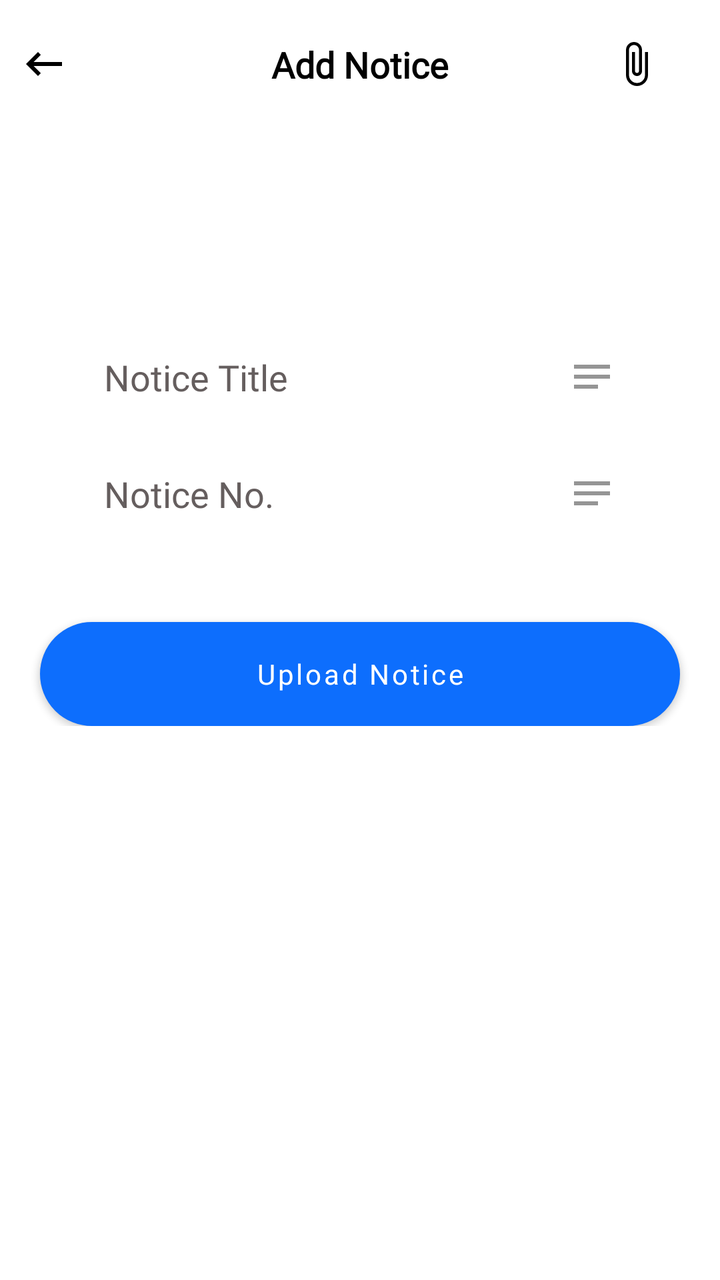
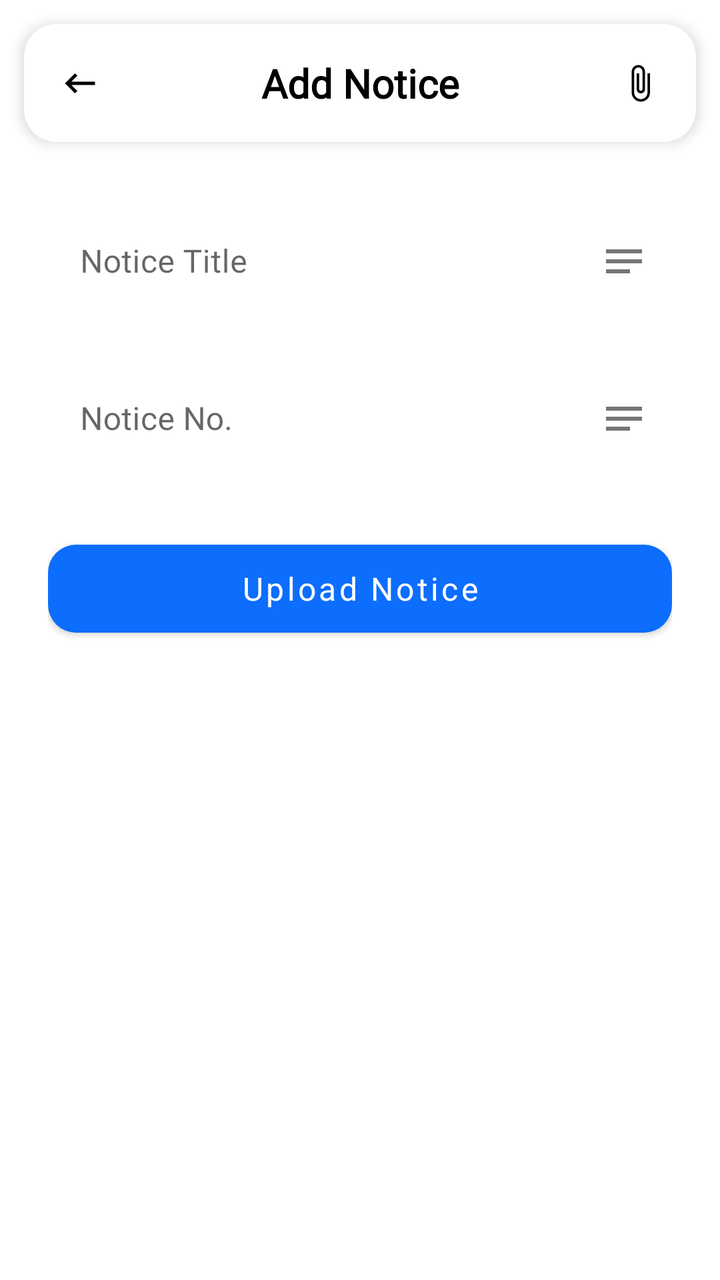

An Android layout rendered at two revisions. The XML below is the earlier revision; the diff shows what the commit changed to produce the second picture.
<!-- AndroidManifest.xml: application theme Theme.LMSKotlin -->
<!-- res/layout/activity_add_notice.xml -->
<?xml version="1.0" encoding="utf-8"?>
<RelativeLayout xmlns:android="http://schemas.android.com/apk/res/android"
    xmlns:app="http://schemas.android.com/apk/res-auto"
    xmlns:tools="http://schemas.android.com/tools"
    android:layout_width="match_parent"
    android:layout_height="match_parent"
    android:background="@color/white"
    tools:context=".AddNoticeActivity">

    <RelativeLayout
        android:id="@+id/toolbarRl"
        android:layout_width="match_parent"
        android:layout_height="wrap_content"
        android:layout_marginTop="20dp"
        android:elevation="20dp"
        android:gravity="center_vertical">

        <ImageView
            android:id="@+id/backBtn"
            android:layout_width="wrap_content"
            android:layout_height="wrap_content"
            android:layout_marginStart="10dp"
            android:src="@drawable/ic_back_black"
            app:tint="@color/black" />

        <TextView
            android:id="@+id/noticeTv"
            android:layout_width="wrap_content"
            android:layout_height="wrap_content"
            android:layout_centerHorizontal="true"
            android:fontFamily="@font/segoe_ui_bold"
            android:text="Add Notice"
            android:textColor="@color/black"
            android:textSize="18sp"
            android:textStyle="bold" />

        <ImageView
            android:id="@+id/pdfBtn"
            android:layout_width="wrap_content"
            android:layout_height="wrap_content"
            android:layout_alignParentEnd="true"
            android:layout_marginEnd="30dp"
            android:layout_marginStart="10dp"
            android:src="@drawable/ic_pdf_ttachment_white"
            app:tint="@color/black" />

    </RelativeLayout>

    <androidx.core.widget.NestedScrollView
        android:id="@+id/scrollView"
        android:layout_width="match_parent"
        android:layout_height="wrap_content"
        android:layout_below="@id/toolbarRl">

        <RelativeLayout
            android:layout_width="match_parent"
            android:layout_height="match_parent">

            <EditText
                android:id="@+id/noticeTitleEt"
                android:layout_width="match_parent"
                android:layout_height="wrap_content"
                android:layout_marginLeft="40dp"
                android:layout_marginRight="40dp"
                android:layout_marginTop="120dp"
                android:background="@null"
                android:backgroundTint="@color/colorGray02"
                android:drawableEnd="@drawable/ic_notice_primary"
                android:drawablePadding="20dp"
                android:drawableTint="@color/colorGray02"
                android:fontFamily="@font/seg_ui_semibold"
                android:hint="Notice Title"
                android:imeOptions="actionNext"
                android:inputType="textCapWords"
                android:padding="12dp"
                android:textColor="@color/black"
                android:textColorHint="@color/Gray01" />

            <EditText
                android:id="@+id/noticeNoEt"
                android:layout_width="match_parent"
                android:layout_height="wrap_content"
                android:layout_below="@id/noticeTitleEt"
                android:layout_marginLeft="40dp"
                android:layout_marginRight="40dp"
                android:layout_marginTop="10dp"
                android:background="@null"
                android:backgroundTint="@color/colorGray02"
                android:drawableEnd="@drawable/ic_notice_primary"
                android:drawablePadding="20dp"
                android:drawableTint="@color/colorGray02"
                android:fontFamily="@font/seg_ui_semibold"
                android:hint="Notice No."
                android:imeOptions="actionNext"
                android:inputType="textCapWords"
                android:padding="12dp"
                android:textColor="@color/black"
                android:textColorHint="@color/Gray01" />

            <Button
                android:id="@+id/uploadNoticeBtn"
                android:layout_width="match_parent"
                android:layout_height="52dp"
                android:layout_alignParentBottom="true"
                android:layout_below="@id/noticeNoEt"
                android:layout_marginLeft="20dp"
                android:layout_marginRight="20dp"
                android:layout_marginTop="40dp"
                android:background="@drawable/shape_rect02"
                android:fontFamily="@font/seg_ui_semibold"
                android:text="Upload Notice"
                android:textAllCaps="false" />

        </RelativeLayout>

    </androidx.core.widget.NestedScrollView>

    <RelativeLayout
        android:id="@+id/progressBar"
        android:layout_width="wrap_content"
        android:layout_height="wrap_content"
        android:padding="5dp"
        android:layout_centerInParent="true"
        android:background="@drawable/shape_circle00"
        android:backgroundTint="@color/white"
        android:elevation="30dp"
        android:visibility="gone">

        <ProgressBar
            android:layout_width="wrap_content"
            android:layout_height="wrap_content"
            android:layout_centerInParent="true" />

    </RelativeLayout>


</RelativeLayout>
<!-- resources referenced by this layout -->
<resources>
  <color name="Gray01">#655E5E</color>
  <color name="black">#FF000000</color>
  <color name="colorGray02">#959595</color>
  <color name="white">#FFFFFFFF</color>
  <!-- drawable ic_back_black (drawable) -->
  <vector android:autoMirrored="true" android:height="24dp"
      android:tint="#000000" android:viewportHeight="24"
      android:viewportWidth="24" android:width="24dp" xmlns:android="http://schemas.android.com/apk/res/android">
      <path android:fillColor="@android:color/white" android:pathData="M21,11H6.83l3.58,-3.59L9,6l-6,6 6,6 1.41,-1.41L6.83,13H21z"/>
  </vector>
  <!-- drawable ic_notice_primary (drawable) -->
  <vector android:height="24dp" android:tint="@color/colorPrimary"
      android:viewportHeight="24" android:viewportWidth="24"
      android:width="24dp" xmlns:android="http://schemas.android.com/apk/res/android">
      <path android:fillColor="@android:color/white" android:pathData="M3,18h12v-2L3,16v2zM3,6v2h18L21,6L3,6zM3,13h18v-2L3,11v2z"/>
  </vector>
  <!-- drawable ic_pdf_ttachment_white (drawable) -->
  <vector android:height="24dp" android:tint="#FFFFFF"
      android:viewportHeight="24" android:viewportWidth="24"
      android:width="24dp" xmlns:android="http://schemas.android.com/apk/res/android">
      <path android:fillColor="@android:color/white" android:pathData="M16.5,6v11.5c0,2.21 -1.79,4 -4,4s-4,-1.79 -4,-4V5c0,-1.38 1.12,-2.5 2.5,-2.5s2.5,1.12 2.5,2.5v10.5c0,0.55 -0.45,1 -1,1s-1,-0.45 -1,-1V6H10v9.5c0,1.38 1.12,2.5 2.5,2.5s2.5,-1.12 2.5,-2.5V5c0,-2.21 -1.79,-4 -4,-4S7,2.79 7,5v12.5c0,3.04 2.46,5.5 5.5,5.5s5.5,-2.46 5.5,-5.5V6h-1.5z"/>
  </vector>
  <!-- drawable shape_circle00 (drawable) -->
  <?xml version="1.0" encoding="utf-8"?>
  <shape xmlns:android="http://schemas.android.com/apk/res/android"
      android:shape="oval">
  
      <solid android:color="@color/colorPrimary"/>
  
  
  </shape>
  <!-- drawable shape_rect02 (drawable) -->
  <?xml version="1.0" encoding="utf-8"?>
  <shape xmlns:android="http://schemas.android.com/apk/res/android"
      android:shape="rectangle">
  
      <solid android:color="@color/white" />
  
      <corners android:radius="50dp"/>
      <stroke android:color="@color/strokesColor"
          android:width="1dp" />
  
  </shape>
  <style name="Theme.LMSKotlin" parent="Theme.MaterialComponents.DayNight.NoActionBar">
          
          <item name="colorPrimary">@color/colorPrimary</item>
          <item name="colorPrimaryVariant">@color/colorPrimary</item>
          <item name="colorOnPrimary">@color/white</item>
          
          <item name="colorSecondary">@color/colorPrimary</item>
          <item name="colorSecondaryVariant">@color/colorPrimary</item>
          <item name="colorOnSecondary">@color/black</item>
          
          <item name="android:statusBarColor">?attr/colorPrimaryVariant</item>
          
      </style>
  <color name="colorPrimary">#0d6efd</color>
  <color name="strokesColor">#D6D5D5</color>
</resources>

<!-- the commit's change to res/layout/activity_add_notice.xml (unified diff, before → after) -->
@@ -1,5 +1,6 @@
 <?xml version="1.0" encoding="utf-8"?>
-<RelativeLayout xmlns:android="http://schemas.android.com/apk/res/android"
+<androidx.constraintlayout.widget.ConstraintLayout
+    xmlns:android="http://schemas.android.com/apk/res/android"
     xmlns:app="http://schemas.android.com/apk/res-auto"
     xmlns:tools="http://schemas.android.com/tools"
     android:layout_width="match_parent"
@@ -7,131 +8,169 @@
     android:background="@color/white"
     tools:context=".AddNoticeActivity">
 
-    <RelativeLayout
-        android:id="@+id/toolbarRl"
-        android:layout_width="match_parent"
+    
+    <com.google.android.material.card.MaterialCardView
+        android:id="@+id/toolbarCard"
+        android:layout_width="0dp"
         android:layout_height="wrap_content"
-        android:layout_marginTop="20dp"
-        android:elevation="20dp"
-        android:gravity="center_vertical">
+        android:layout_margin="12dp"
+        app:cardCornerRadius="16dp"
+        app:cardElevation="4dp"
+        app:layout_constraintEnd_toEndOf="parent"
+        app:layout_constraintStart_toStartOf="parent"
+        app:layout_constraintTop_toTopOf="parent">
 
-        <ImageView
-            android:id="@+id/backBtn"
-            android:layout_width="wrap_content"
+        <androidx.constraintlayout.widget.ConstraintLayout
+            android:layout_width="match_parent"
             android:layout_height="wrap_content"
-            android:layout_marginStart="10dp"
-            android:src="@drawable/ic_back_black"
-            app:tint="@color/black" />
+            android:padding="16dp">
 
-        <TextView
-            android:id="@+id/noticeTv"
-            android:layout_width="wrap_content"
-            android:layout_height="wrap_content"
-            android:layout_centerHorizontal="true"
-            android:fontFamily="@font/segoe_ui_bold"
-            android:text="Add Notice"
-            android:textColor="@color/black"
-            android:textSize="18sp"
-            android:textStyle="bold" />
+            <ImageView
+                android:id="@+id/backBtn"
+                android:layout_width="24dp"
+                android:layout_height="24dp"
+                android:contentDescription="Back"
+                android:padding="2dp"
+                android:src="@drawable/ic_back_black"
+                app:layout_constraintBottom_toBottomOf="parent"
+                app:layout_constraintStart_toStartOf="parent"
+                app:layout_constraintTop_toTopOf="parent"
+                app:tint="@color/black" />
 
-        <ImageView
-            android:id="@+id/pdfBtn"
-            android:layout_width="wrap_content"
-            android:layout_height="wrap_content"
-            android:layout_alignParentEnd="true"
-            android:layout_marginEnd="30dp"
-            android:layout_marginStart="10dp"
-            android:src="@drawable/ic_pdf_ttachment_white"
-            app:tint="@color/black" />
+            <TextView
+                android:id="@+id/noticeTv"
+                android:layout_width="wrap_content"
+                android:layout_height="wrap_content"
+                android:fontFamily="@font/segoe_ui_bold"
+                android:text="Add Notice"
+                android:textColor="@color/black"
+                android:textSize="20sp"
+                android:textStyle="bold"
+                app:layout_constraintBottom_toBottomOf="parent"
+                app:layout_constraintEnd_toEndOf="parent"
+                app:layout_constraintStart_toStartOf="parent"
+                app:layout_constraintTop_toTopOf="parent" />
 
-    </RelativeLayout>
+            <ImageView
+                android:id="@+id/pdfBtn"
+                android:layout_width="24dp"
+                android:layout_height="24dp"
+                android:contentDescription="Attach PDF"
+                android:padding="2dp"
+                android:src="@drawable/ic_pdf_ttachment_white"
+                app:layout_constraintBottom_toBottomOf="parent"
+                app:layout_constraintEnd_toEndOf="parent"
+                app:layout_constraintTop_toTopOf="parent"
+                app:tint="@color/black" />
 
+        </androidx.constraintlayout.widget.ConstraintLayout>
+
+    </com.google.android.material.card.MaterialCardView>
+
+    
     <androidx.core.widget.NestedScrollView
         android:id="@+id/scrollView"
-        android:layout_width="match_parent"
-        android:layout_height="wrap_content"
-        android:layout_below="@id/toolbarRl">
+        android:layout_width="0dp"
+        android:layout_height="0dp"
+        android:fillViewport="true"
+        app:layout_constraintTop_toBottomOf="@id/toolbarCard"
+        app:layout_constraintBottom_toBottomOf="parent"
+        app:layout_constraintStart_toStartOf="parent"
+        app:layout_constraintEnd_toEndOf="parent">
 
-        <RelativeLayout
+        <LinearLayout
             android:layout_width="match_parent"
-            android:layout_height="match_parent">
+            android:layout_height="wrap_content"
+            android:orientation="vertical"
+            android:padding="24dp">
 
-            <EditText
-                android:id="@+id/noticeTitleEt"
+            
+            <com.google.android.material.textfield.TextInputLayout
                 android:layout_width="match_parent"
                 android:layout_height="wrap_content"
-                android:layout_marginLeft="40dp"
-                android:layout_marginRight="40dp"
-                android:layout_marginTop="120dp"
-                android:background="@null"
-                android:backgroundTint="@color/colorGray02"
-                android:drawableEnd="@drawable/ic_notice_primary"
-                android:drawablePadding="20dp"
-                android:drawableTint="@color/colorGray02"
-                android:fontFamily="@font/seg_ui_semibold"
                 android:hint="Notice Title"
-                android:imeOptions="actionNext"
-                android:inputType="textCapWords"
-                android:padding="12dp"
-                android:textColor="@color/black"
-                android:textColorHint="@color/Gray01" />
+                app:boxBackgroundMode="none"
+                app:boxCornerRadiusBottomEnd="14dp"
+                app:boxCornerRadiusBottomStart="14dp"
+                app:boxCornerRadiusTopEnd="14dp"
+                app:boxCornerRadiusTopStart="14dp"
+                app:endIconDrawable="@drawable/ic_notice_primary"
+                app:endIconMode="custom">
 
-            <EditText
-                android:id="@+id/noticeNoEt"
+                <com.google.android.material.textfield.TextInputEditText
+                    android:id="@+id/noticeTitleEt"
+                    android:layout_width="match_parent"
+                    android:layout_height="wrap_content"
+                    android:fontFamily="@font/seg_ui_semibold"
+                    android:imeOptions="actionNext"
+                    android:inputType="textCapWords"
+                    android:paddingVertical="14dp"
+                    android:textColor="@color/black"
+                    android:textColorHint="@color/Gray01" />
+
+            </com.google.android.material.textfield.TextInputLayout>
+
+            
+            <com.google.android.material.textfield.TextInputLayout
                 android:layout_width="match_parent"
                 android:layout_height="wrap_content"
-                android:layout_below="@id/noticeTitleEt"
-                android:layout_marginLeft="40dp"
-                android:layout_marginRight="40dp"
-                android:layout_marginTop="10dp"
-                android:background="@null"
-                android:backgroundTint="@color/colorGray02"
-                android:drawableEnd="@drawable/ic_notice_primary"
-                android:drawablePadding="20dp"
-                android:drawableTint="@color/colorGray02"
-                android:fontFamily="@font/seg_ui_semibold"
+                android:layout_marginTop="18dp"
                 android:hint="Notice No."
-                android:imeOptions="actionNext"
-                android:inputType="textCapWords"
-                android:padding="12dp"
-                android:textColor="@color/black"
-                android:textColorHint="@color/Gray01" />
+                app:boxBackgroundMode="none"
+                app:boxCornerRadiusBottomEnd="14dp"
+                app:boxCornerRadiusBottomStart="14dp"
+                app:boxCornerRadiusTopEnd="14dp"
+                app:boxCornerRadiusTopStart="14dp"
+                app:endIconDrawable="@drawable/ic_notice_primary"
+                app:endIconMode="custom">
 
-            <Button
+                <com.google.android.material.textfield.TextInputEditText
+                    android:id="@+id/noticeNoEt"
+                    android:layout_width="match_parent"
+                    android:layout_height="wrap_content"
+                    android:fontFamily="@font/seg_ui_semibold"
+                    android:imeOptions="actionDone"
+                    android:inputType="textCapWords"
+                    android:paddingVertical="14dp"
+                    android:textColor="@color/black"
+                    android:textColorHint="@color/Gray01" />
+
+            </com.google.android.material.textfield.TextInputLayout>
+
+            
+            <com.google.android.material.button.MaterialButton
                 android:id="@+id/uploadNoticeBtn"
                 android:layout_width="match_parent"
-                android:layout_height="52dp"
-                android:layout_alignParentBottom="true"
-                android:layout_below="@id/noticeNoEt"
-                android:layout_marginLeft="20dp"
-                android:layout_marginRight="20dp"
-                android:layout_marginTop="40dp"
-                android:background="@drawable/shape_rect02"
+                android:layout_height="56dp"
+                android:layout_marginTop="32dp"
+                android:text="Upload Notice"
+                android:textAllCaps="false"
+                android:textSize="16sp"
                 android:fontFamily="@font/seg_ui_semibold"
-                android:text="Upload Notice"
-                android:textAllCaps="false" />
+                app:cornerRadius="14dp" />
 
-        </RelativeLayout>
+        </LinearLayout>
 
     </androidx.core.widget.NestedScrollView>
 
-    <RelativeLayout
+    
+    <com.google.android.material.card.MaterialCardView
         android:id="@+id/progressBar"
         android:layout_width="wrap_content"
         android:layout_height="wrap_content"
-        android:padding="5dp"
-        android:layout_centerInParent="true"
-        android:background="@drawable/shape_circle00"
-        android:backgroundTint="@color/white"
-        android:elevation="30dp"
-        android:visibility="gone">
+        android:visibility="gone"
+        app:cardCornerRadius="50dp"
+        app:cardElevation="8dp"
+        app:layout_constraintBottom_toBottomOf="parent"
+        app:layout_constraintEnd_toEndOf="parent"
+        app:layout_constraintStart_toStartOf="parent"
+        app:layout_constraintTop_toTopOf="parent">
 
         <ProgressBar
-            android:layout_width="wrap_content"
-            android:layout_height="wrap_content"
-            android:layout_centerInParent="true" />
+            android:layout_width="56dp"
+            android:layout_height="56dp"
+            android:padding="12dp" />
 
-    </RelativeLayout>
+    </com.google.android.material.card.MaterialCardView>
 
-
-</RelativeLayout>
+</androidx.constraintlayout.widget.ConstraintLayout>
<!-- resource entries referenced after the edit -->
@@ -2,7 +2,6 @@
 <resources>
   <color name="Gray01">#655E5E</color>
   <color name="black">#FF000000</color>
-  <color name="colorGray02">#959595</color>
   <color name="white">#FFFFFFFF</color>
   <!-- drawable ic_back_black (drawable) -->
   <vector android:autoMirrored="true" android:height="24dp"
@@ -22,27 +21,6 @@
       android:width="24dp" xmlns:android="http://schemas.android.com/apk/res/android">
       <path android:fillColor="@android:color/white" android:pathData="M16.5,6v11.5c0,2.21 -1.79,4 -4,4s-4,-1.79 -4,-4V5c0,-1.38 1.12,-2.5 2.5,-2.5s2.5,1.12 2.5,2.5v10.5c0,0.55 -0.45,1 -1,1s-1,-0.45 -1,-1V6H10v9.5c0,1.38 1.12,2.5 2.5,2.5s2.5,-1.12 2.5,-2.5V5c0,-2.21 -1.79,-4 -4,-4S7,2.79 7,5v12.5c0,3.04 2.46,5.5 5.5,5.5s5.5,-2.46 5.5,-5.5V6h-1.5z"/>
   </vector>
-  <!-- drawable shape_circle00 (drawable) -->
-  <?xml version="1.0" encoding="utf-8"?>
-  <shape xmlns:android="http://schemas.android.com/apk/res/android"
-      android:shape="oval">
-  
-      <solid android:color="@color/colorPrimary"/>
-  
-  
-  </shape>
-  <!-- drawable shape_rect02 (drawable) -->
-  <?xml version="1.0" encoding="utf-8"?>
-  <shape xmlns:android="http://schemas.android.com/apk/res/android"
-      android:shape="rectangle">
-  
-      <solid android:color="@color/white" />
-  
-      <corners android:radius="50dp"/>
-      <stroke android:color="@color/strokesColor"
-          android:width="1dp" />
-  
-  </shape>
   <style name="Theme.LMSKotlin" parent="Theme.MaterialComponents.DayNight.NoActionBar">
           
           <item name="colorPrimary">@color/colorPrimary</item>
@@ -57,6 +35,5 @@
           
       </style>
   <color name="colorPrimary">#0d6efd</color>
-  <color name="strokesColor">#D6D5D5</color>
 </resources>
 
